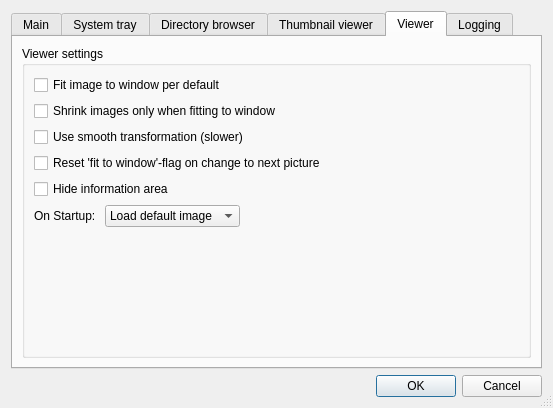
First picture: the form in aardview/settingsdialog.ui, repository bwachter/aardview, before the edit.
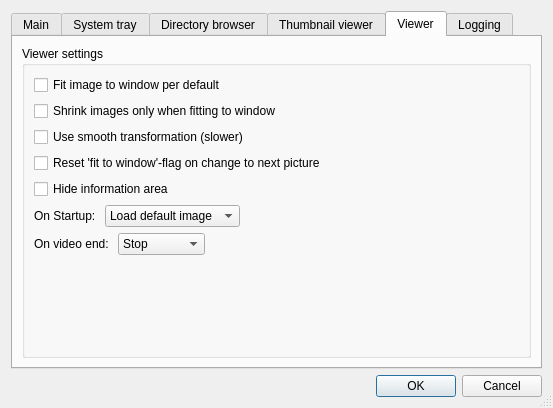
Second picture: the form after the edit. The open tabs and pages were chosen to show the change.

Commit message: Add experimental QML frontend, use threading for video thumbnailer

What changed in the file:
```diff
--- a/aardview/settingsdialog.ui
+++ b/aardview/settingsdialog.ui
@@ -479,6 +479,55 @@
               </item>
              </layout>
             </item>
+            <item>
+             <layout class="QHBoxLayout" name="horizontalLayout_videoEnd">
+              <item>
+               <widget class="QLabel" name="labelVideoEnd">
+                <property name="text">
+                 <string>On video end: </string>
+                </property>
+               </widget>
+              </item>
+              <item>
+               <widget class="QComboBox" name="viewerVideoEndAction">
+                <property name="sizePolicy">
+                 <sizepolicy hsizetype="Preferred" vsizetype="Fixed">
+                  <horstretch>0</horstretch>
+                  <verstretch>0</verstretch>
+                 </sizepolicy>
+                </property>
+                <item>
+                 <property name="text">
+                  <string>Stop</string>
+                 </property>
+                </item>
+                <item>
+                 <property name="text">
+                  <string>Loop</string>
+                 </property>
+                </item>
+                <item>
+                 <property name="text">
+                  <string>Jump next</string>
+                 </property>
+                </item>
+               </widget>
+              </item>
+              <item>
+               <spacer name="horizontalSpacer_videoEnd">
+                <property name="orientation">
+                 <enum>Qt::Horizontal</enum>
+                </property>
+                <property name="sizeHint" stdset="0">
+                 <size>
+                  <width>40</width>
+                  <height>20</height>
+                 </size>
+                </property>
+               </spacer>
+              </item>
+             </layout>
+            </item>
             <item>
              <spacer name="verticalSpacer_3">
               <property name="orientation">
```
Left out of the diff: 7 changed lines with no effect on the pictures. The commit also changes 22 other files.
